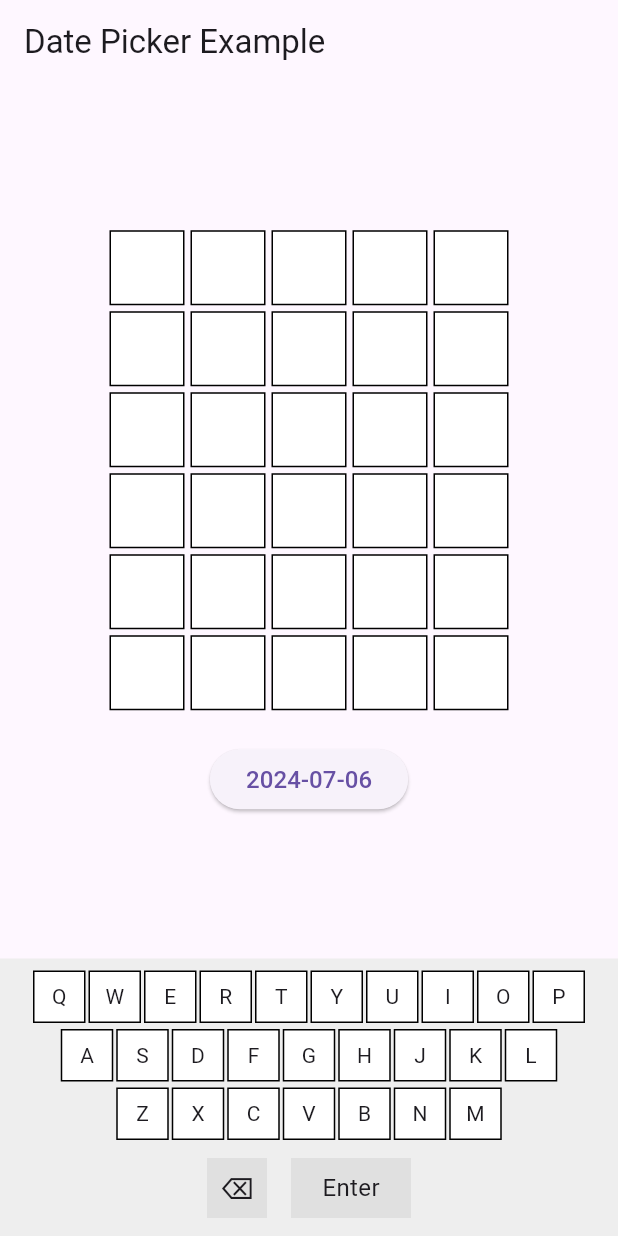
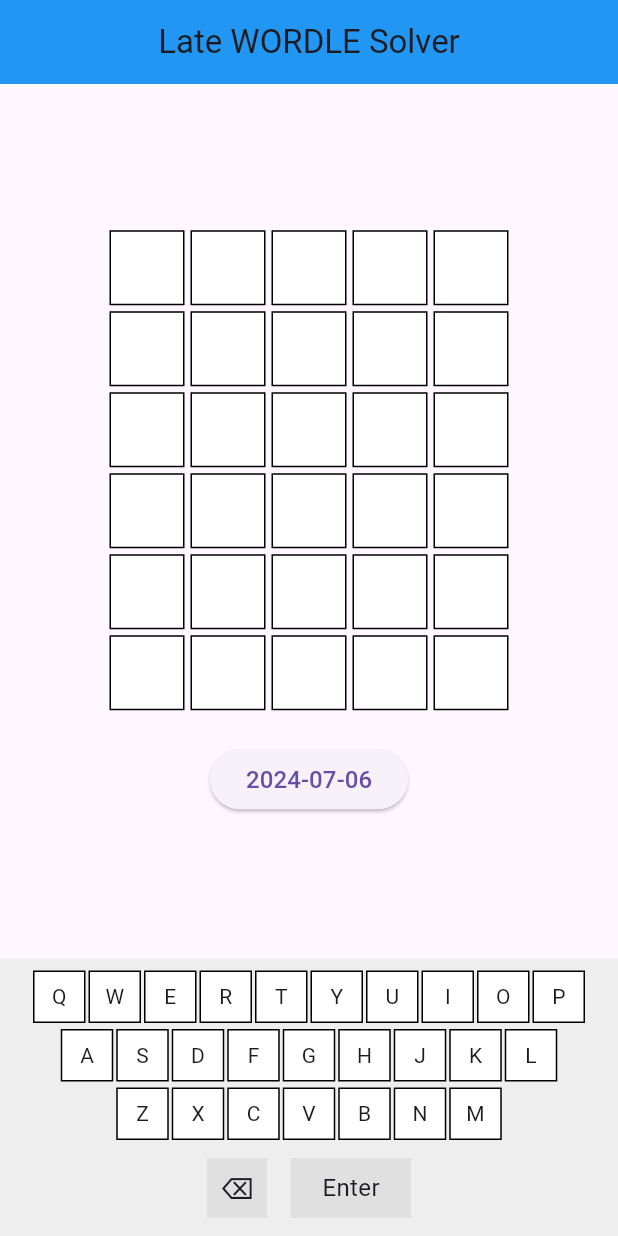
Before and after one commit to deda-72/late_solver, a Flutter app: the screen it shows after launch, on a phone screen of 412 x 824 dp. Run offline on Flutter 3.47's test engine with Material 3 defaults, Android fonts, the phone set to English and light mode, and no system bars; our stand-ins replace csv; network calls fail.

Commit message:
almost final

```diff
--- a/lib/main.dart
+++ b/lib/main.dart
@@ -303,7 +303,13 @@
   Widget build(BuildContext context) {
     return Scaffold(
       appBar: AppBar(
-        title: const Text('Date Picker Example'),
+        title: const Text('Late WORDLE Solver'),
+        centerTitle: true, // Center the title
+        flexibleSpace: Container(
+          decoration: BoxDecoration(
+            color: Colors.blue, // Change this to the desired color
+          ),
+        ),
       ),
       body: Column(
         children: [
```
